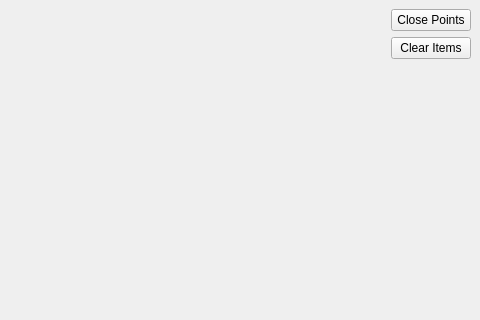
arturShafikov/QGraphics-testing, file mainwindow.ui: the form before one commit; both pictures show x 320 to 800 and y 0 to 320 of the 800 by 600 pixel window.
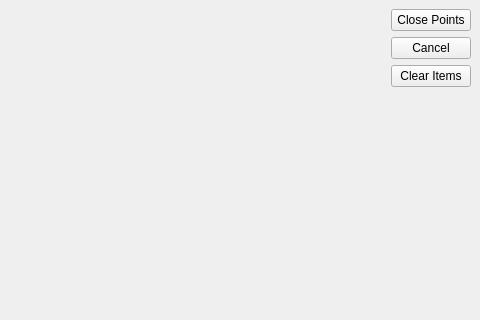
The form after the commit.

Patch:
```diff
--- a/mainwindow.ui
+++ b/mainwindow.ui
@@ -40,6 +40,13 @@
         </property>
        </widget>
       </item>
+      <item>
+       <widget class="QPushButton" name="cancelButton">
+        <property name="text">
+         <string>Cancel</string>
+        </property>
+       </widget>
+      </item>
       <item>
        <widget class="QPushButton" name="clearItemsButton">
         <property name="text">
```
